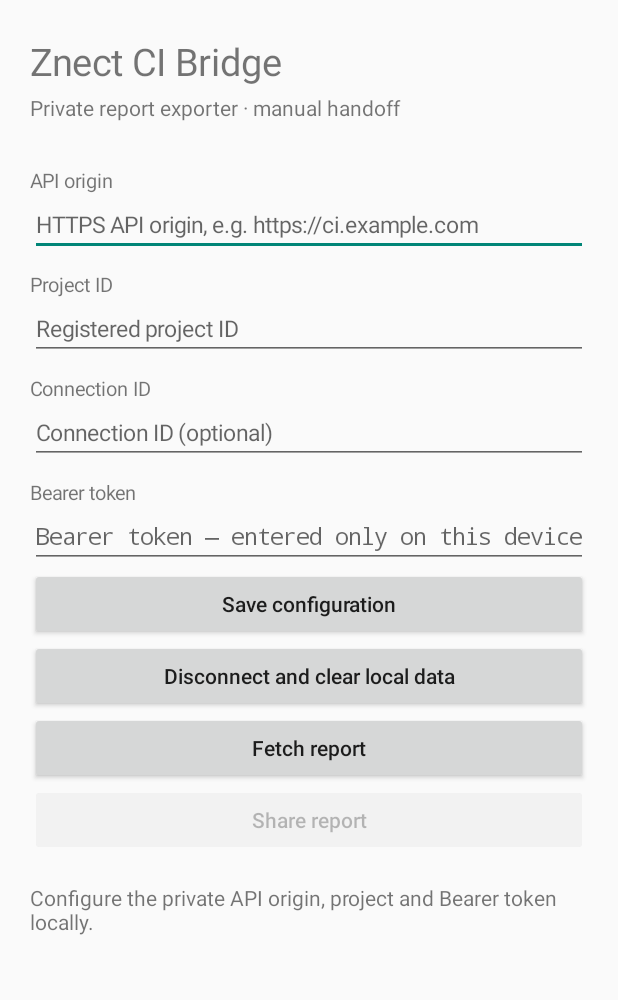
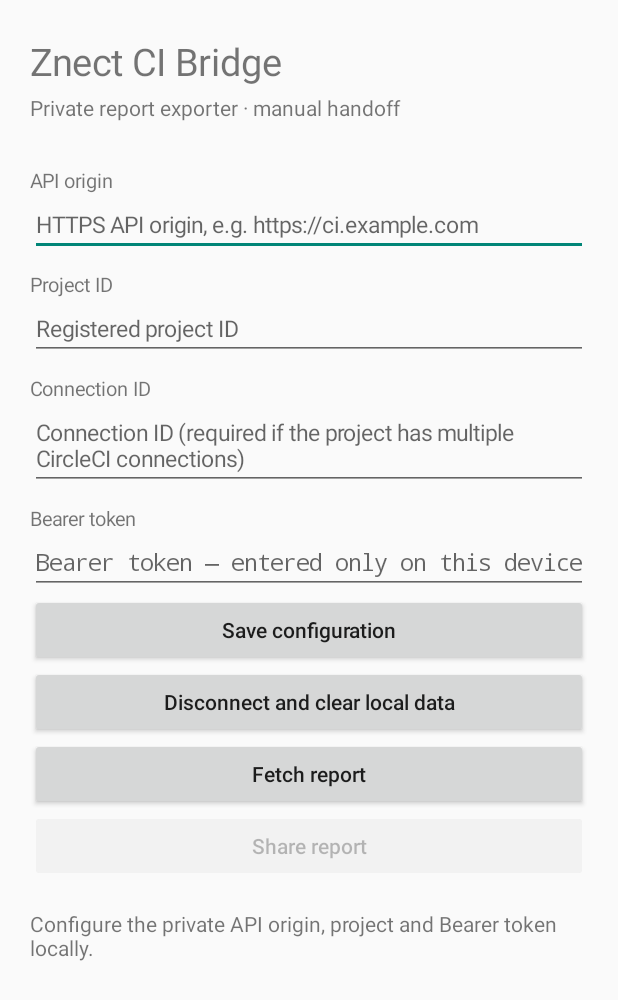
Before and after one commit to Znect-god/znect-all-plugins, an Android app: the screen it shows after launch (MainActivity), on a phone screen of 412 x 824 dp. Shown: the top 1000 px of the screen. Run offline under Robolectric (Android 15) with nearby library versions, the phone set to English and light mode, and no system bars; 1 statement that could not run was skipped.

Commit message:
Clarify Android connection selection requirement

```diff
--- a/plugins/znect-ci-bridge/android-exporter/app/src/main/java/com/znect/cibridge/exporter/MainActivity.kt
+++ b/plugins/znect-ci-bridge/android-exporter/app/src/main/java/com/znect/cibridge/exporter/MainActivity.kt
@@ -83,7 +83,7 @@ class MainActivity : Activity() {
 
         originInput = field("HTTPS API origin, e.g. https://ci.example.com")
         projectInput = field("Registered project ID")
-        connectionInput = field("Connection ID (optional)")
+        connectionInput = field("Connection ID (required if the project has multiple CircleCI connections)")
         tokenInput = field("Bearer token — entered only on this device").apply {
             inputType = InputType.TYPE_CLASS_TEXT or InputType.TYPE_TEXT_VARIATION_PASSWORD
         }
```
